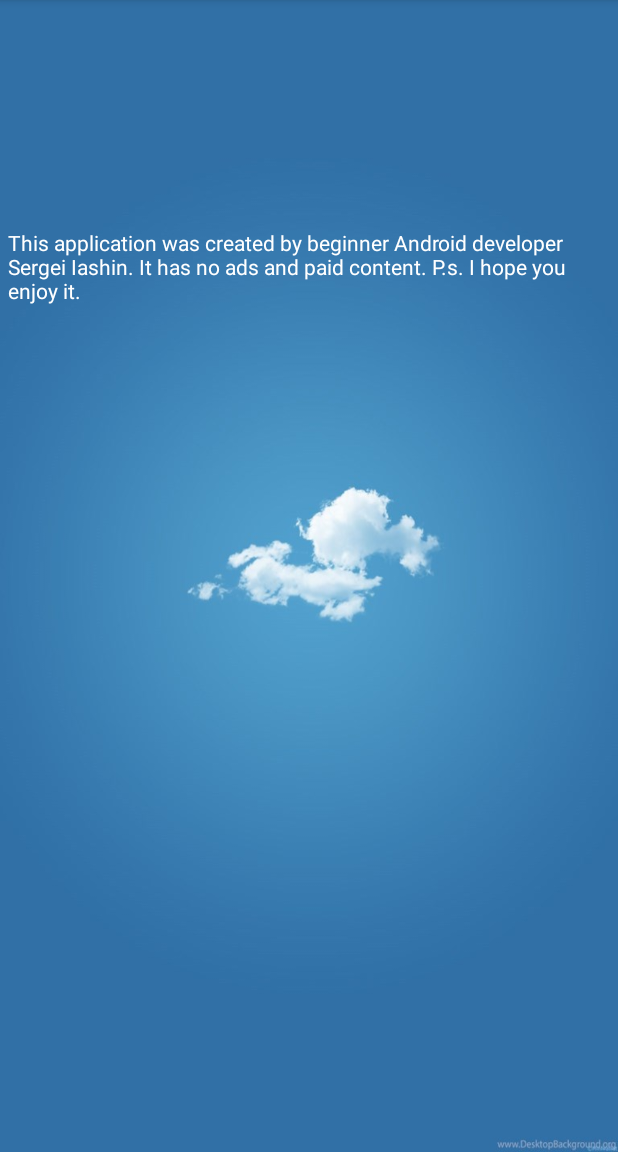
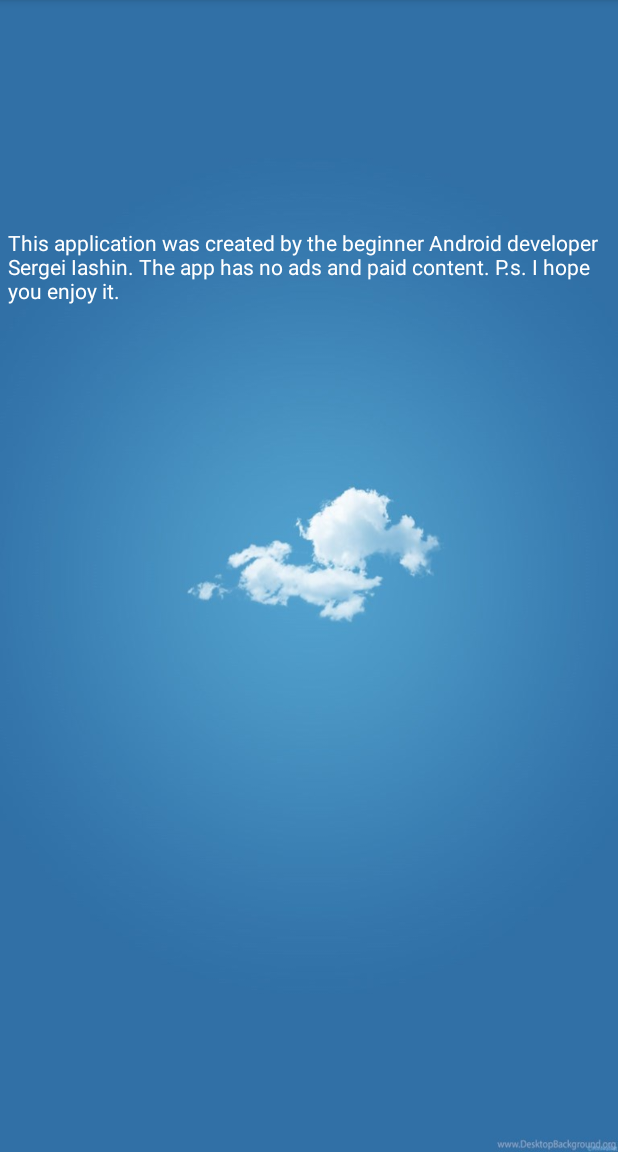
Before and after one commit to YashinSergey/WeatherApplication, an Android app: the screen it shows after launch (WeatherActivity), in the side drawer, after a tap on "About app", on a phone screen of 412 x 824 dp, the part 84-1236 px from its top. Run offline under Robolectric (Android 15) with nearby library versions, the phone set to English and light mode, and no system bars; libraries missing offline, so code that uses them is left out: com.facebook.drawee; plain views replace SimpleDraweeView; 4 statements that could not run were skipped.

Commit message:
fixed errors in the text

```diff
--- a/app/src/main/res/values/strings.xml
+++ b/app/src/main/res/values/strings.xml
@@ -37,6 +37,6 @@
 
 
 
-    <string name="about_developer_text">This application was created by beginner Android developer Sergei Iashin. It has no ads and paid content.
+    <string name="about_developer_text">This application was created by the beginner Android developer Sergei Iashin. The app has no ads and paid content.
                                         P.s. I hope you enjoy it.</string>
 </resources>
```
